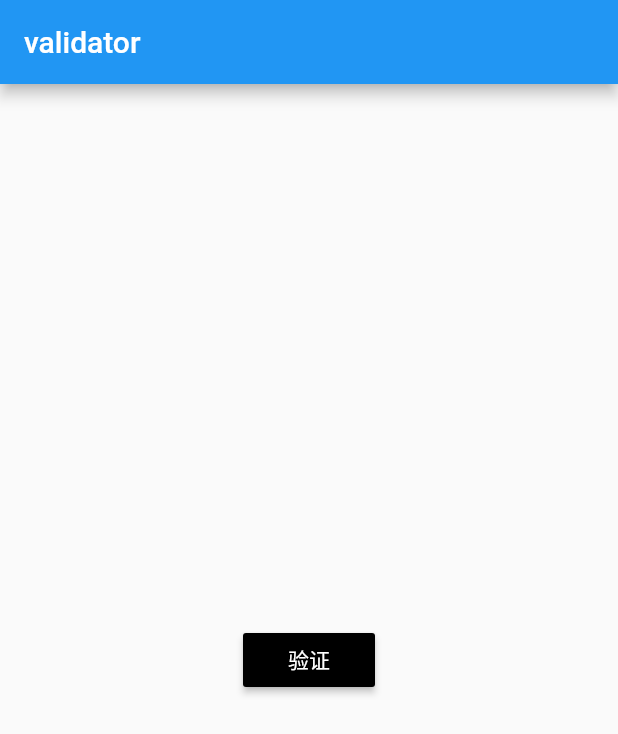
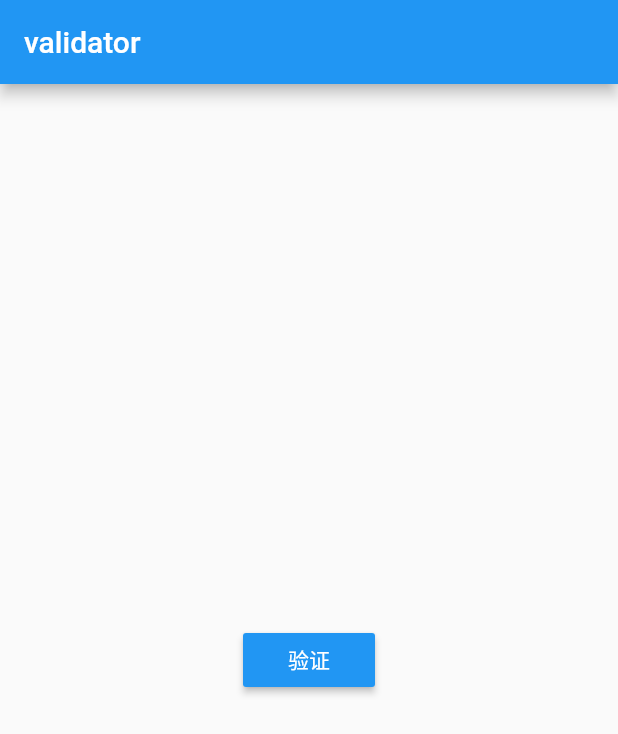
Before and after one commit to allan-hx/dart_validator, a Flutter app: the screen it shows after launch, after a tap on "验证", on a phone screen of 412 x 824 dp. Shown: the top 734 px of the screen. Run offline on Flutter 3.47's test engine with Material 2 defaults, Android fonts, the phone set to English and light mode, and no system bars; missing offline and left inert: weui.

Commit message:
文档更新

```diff
--- a/example/lib/main.dart
+++ b/example/lib/main.dart
@@ -1,4 +1,5 @@
 import 'package:flutter/material.dart';
+import 'package:weui/weui.dart';
 import 'package:dart_validator/dart_validator.dart';
 
 void main() => runApp(MyApp());
@@ -17,7 +18,7 @@ final Map<String, List<Schema>> descriptor = {
     ),
     Schema(
       validator: (key, value, callback) {
-        callback(value < 18 ? '未成年不能通过' : null);
+        callback((double.parse(value)) < 18 ? '未成年不能通过' : null);
       }
     )
   ],
@@ -40,25 +41,14 @@ final Map<String, List<Schema>> descriptor = {
 };
 
 final validator = Validator(descriptor);
+
+class MyApp extends StatelessWidget {
   final data = {
     'name': '123',
-  'age': 13,
+    'age': '13',
     'sex': '男',
     'phone': '15818440278',
   };
-
-class MyApp extends StatelessWidget {
-  MyApp() {
-    validator.validate(
-      data,
-      fail: (message, key) {
-        print('$key: $message');
-      },
-      success: () {
-        print('校验成功');
-      }
-    );
-  }
 
   @override
   Widget build(BuildContext context) {
@@ -71,15 +61,30 @@ class MyApp extends StatelessWidget {
         appBar: AppBar(
           title: Text('validator'),
         ),
-        body: Center(
+        body: Builder(
+          builder: (BuildContext context) {
+            return Center(
               child: MaterialButton(
-            color: Colors.black,
+                color: Colors.blue,
                 textColor: Colors.white,
                 onPressed: () {
+                  validator.validate(
+                    data,
+                    fail: (message, key) {
+                      WeToast.info(context)('$key: $message');
+                    },
+                    success: () {
+                      WeToast.success(context)(
+                        message: '校验成功'
+                      );
+                    }
+                  );
                 },
                 child: Text('验证'),
               ),
-        ),
+            );
+          },
+        )
       ),
     );
   }
--- a/example/pubspec.yaml
+++ b/example/pubspec.yaml
@@ -19,6 +19,7 @@ environment:
 dependencies:
   flutter:
     sdk: flutter
+  weui: 0.0.3
   dart_validator:
     path: ../
 
```
Also changed, not shown: example/pubspec.lock, 1 other file. Lines whose indentation alone changed are shown as unchanged.
